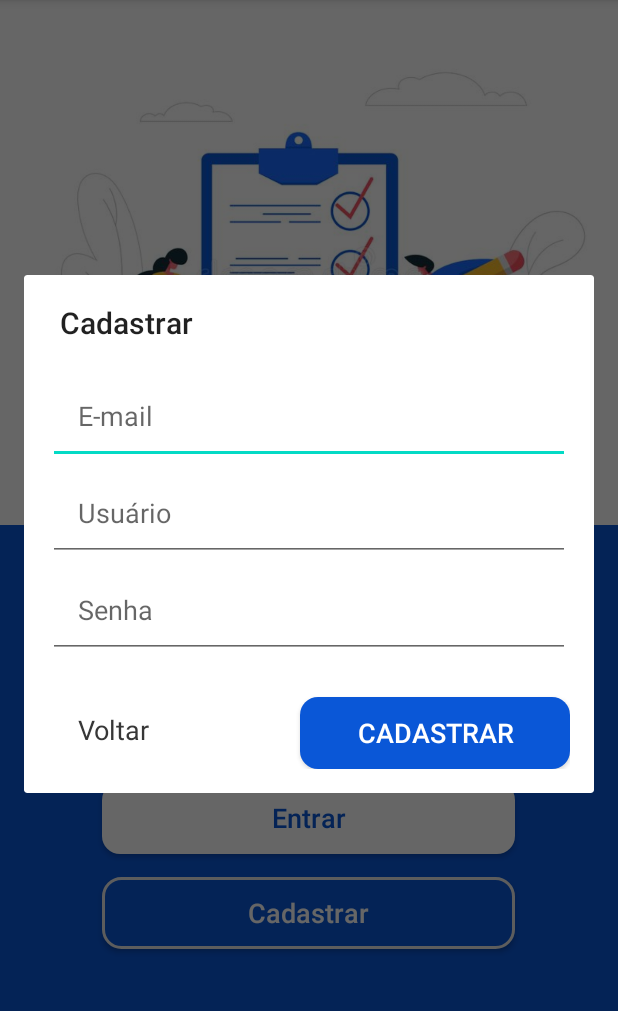
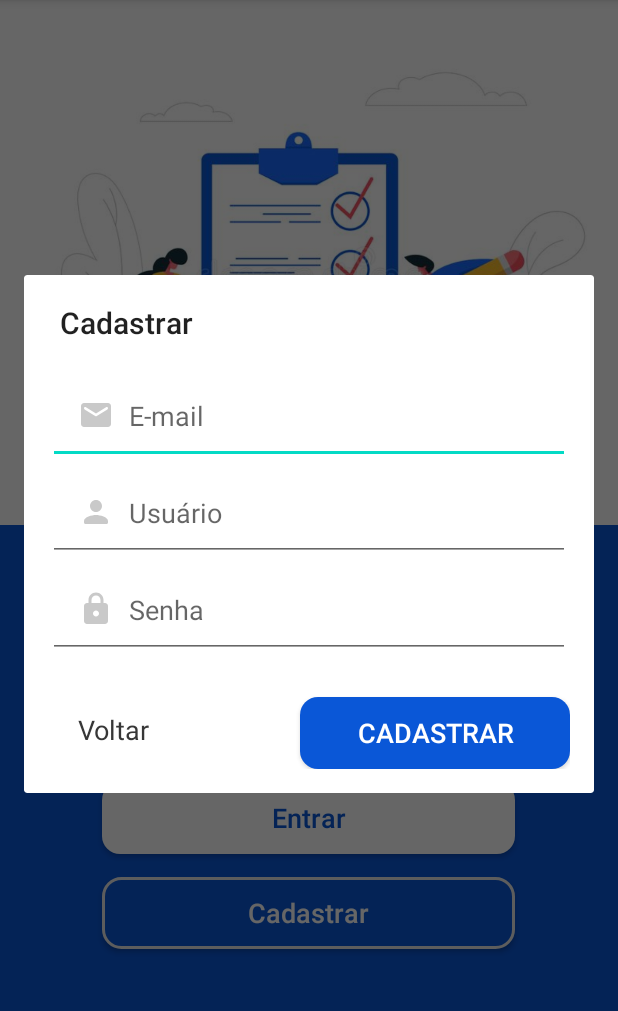
Before and after one commit to AlexandreHZ/AppMobileTarefas, an Android app: the screen it shows after launch (MainActivity), after a tap on "Cadastrar", on a phone screen of 412 x 824 dp, the part 84-1095 px from its top. Run offline under Robolectric (Android 15) with nearby library versions, the phone set to English and light mode, and no system bars.

Commit message:
feat: ícones dos edit texts relacionados ao login e cadastro de usuário

```diff
--- /dev/null
+++ b/app/src/main/res/drawable/ic_round_email_24.xml
@@ -0,0 +1,5 @@
+<vector android:height="24dp" android:tint="#C9C9C9"
+    android:viewportHeight="24" android:viewportWidth="24"
+    android:width="24dp" xmlns:android="http://schemas.android.com/apk/res/android">
+    <path android:fillColor="@android:color/white" android:pathData="M20,4L4,4c-1.1,0 -1.99,0.9 -1.99,2L2,18c0,1.1 0.9,2 2,2h16c1.1,0 2,-0.9 2,-2L22,6c0,-1.1 -0.9,-2 -2,-2zM19.6,8.25l-7.07,4.42c-0.32,0.2 -0.74,0.2 -1.06,0L4.4,8.25c-0.25,-0.16 -0.4,-0.43 -0.4,-0.72 0,-0.67 0.73,-1.07 1.3,-0.72L12,11l6.7,-4.19c0.57,-0.35 1.3,0.05 1.3,0.72 0,0.29 -0.15,0.56 -0.4,0.72z"/>
+</vector>
--- /dev/null
+++ b/app/src/main/res/drawable/ic_round_lock_24.xml
@@ -0,0 +1,5 @@
+<vector android:height="24dp" android:tint="#C9C9C9"
+    android:viewportHeight="24" android:viewportWidth="24"
+    android:width="24dp" xmlns:android="http://schemas.android.com/apk/res/android">
+    <path android:fillColor="@android:color/white" android:pathData="M18,8h-1L17,6c0,-2.76 -2.24,-5 -5,-5S7,3.24 7,6v2L6,8c-1.1,0 -2,0.9 -2,2v10c0,1.1 0.9,2 2,2h12c1.1,0 2,-0.9 2,-2L20,10c0,-1.1 -0.9,-2 -2,-2zM12,17c-1.1,0 -2,-0.9 -2,-2s0.9,-2 2,-2 2,0.9 2,2 -0.9,2 -2,2zM9,8L9,6c0,-1.66 1.34,-3 3,-3s3,1.34 3,3v2L9,8z"/>
+</vector>
--- /dev/null
+++ b/app/src/main/res/drawable/ic_round_person_24.xml
@@ -0,0 +1,5 @@
+<vector android:height="24dp" android:tint="#C9C9C9"
+    android:viewportHeight="24" android:viewportWidth="24"
+    android:width="24dp" xmlns:android="http://schemas.android.com/apk/res/android">
+    <path android:fillColor="@android:color/white" android:pathData="M12,12c2.21,0 4,-1.79 4,-4s-1.79,-4 -4,-4 -4,1.79 -4,4 1.79,4 4,4zM12,14c-2.67,0 -8,1.34 -8,4v1c0,0.55 0.45,1 1,1h14c0.55,0 1,-0.45 1,-1v-1c0,-2.66 -5.33,-4 -8,-4z"/>
+</vector>
--- a/app/src/main/res/layout/dialog_login.xml
+++ b/app/src/main/res/layout/dialog_login.xml
@@ -10,6 +10,8 @@
         android:layout_height="wrap_content"
         android:hint="Usuário"
         android:padding="20dp"
+        android:drawableStart="@drawable/ic_round_person_24"
+        android:drawablePadding="10dp"
         />
 
     <EditText
@@ -20,7 +22,10 @@
         android:layout_alignParentStart="true"
         android:hint="Senha"
         android:inputType="textPassword"
-        android:padding="20dp" />
+        android:padding="20dp"
+        android:drawableStart="@drawable/ic_round_lock_24"
+        android:drawablePadding="10dp"
+        />
 
     <androidx.appcompat.widget.AppCompatButton
 
--- a/app/src/main/res/layout/dialog_registrar.xml
+++ b/app/src/main/res/layout/dialog_registrar.xml
@@ -10,6 +10,8 @@
         android:layout_height="wrap_content"
         android:hint="E-mail"
         android:padding="20dp"
+        android:drawableStart="@drawable/ic_round_email_24"
+        android:drawablePadding="10dp"
         />
 
     <EditText
@@ -19,6 +21,8 @@
         android:layout_below="@id/edit_email"
         android:hint="Usuário"
         android:padding="20dp"
+        android:drawableStart="@drawable/ic_round_person_24"
+        android:drawablePadding="10dp"
         />
 
     <EditText
@@ -29,7 +33,10 @@
         android:layout_alignParentStart="true"
         android:hint="Senha"
         android:inputType="textPassword"
-        android:padding="20dp" />
+        android:padding="20dp"
+        android:drawableStart="@drawable/ic_round_lock_24"
+        android:drawablePadding="10dp"
+        />
 
     <androidx.appcompat.widget.AppCompatButton
 
```
